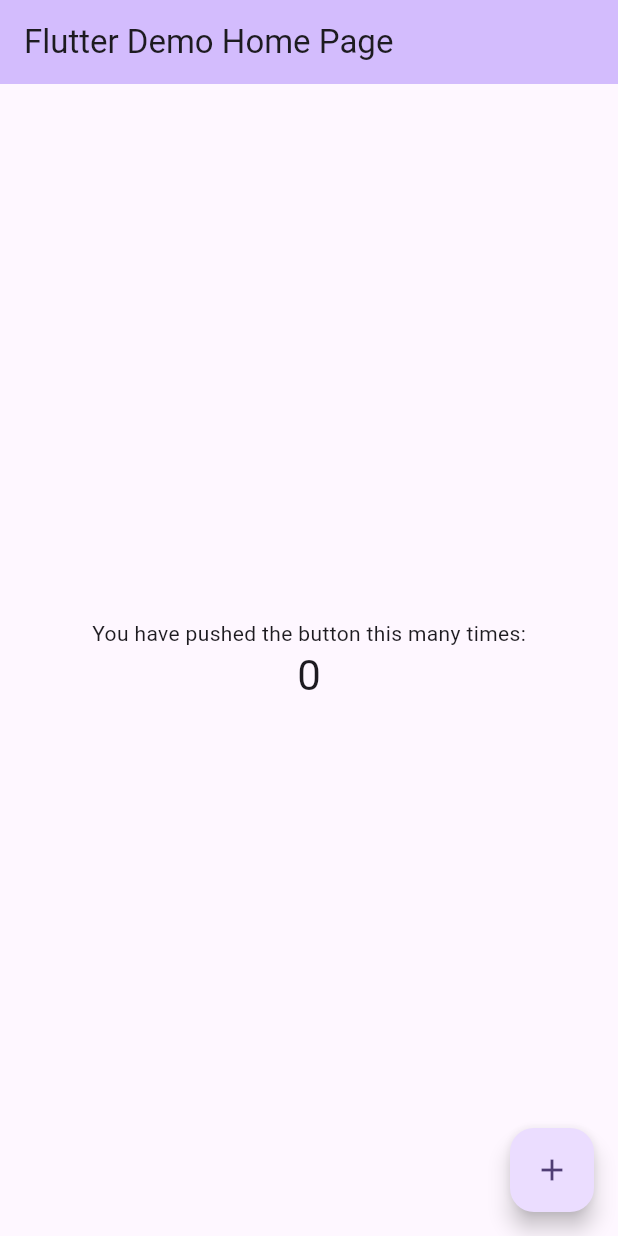
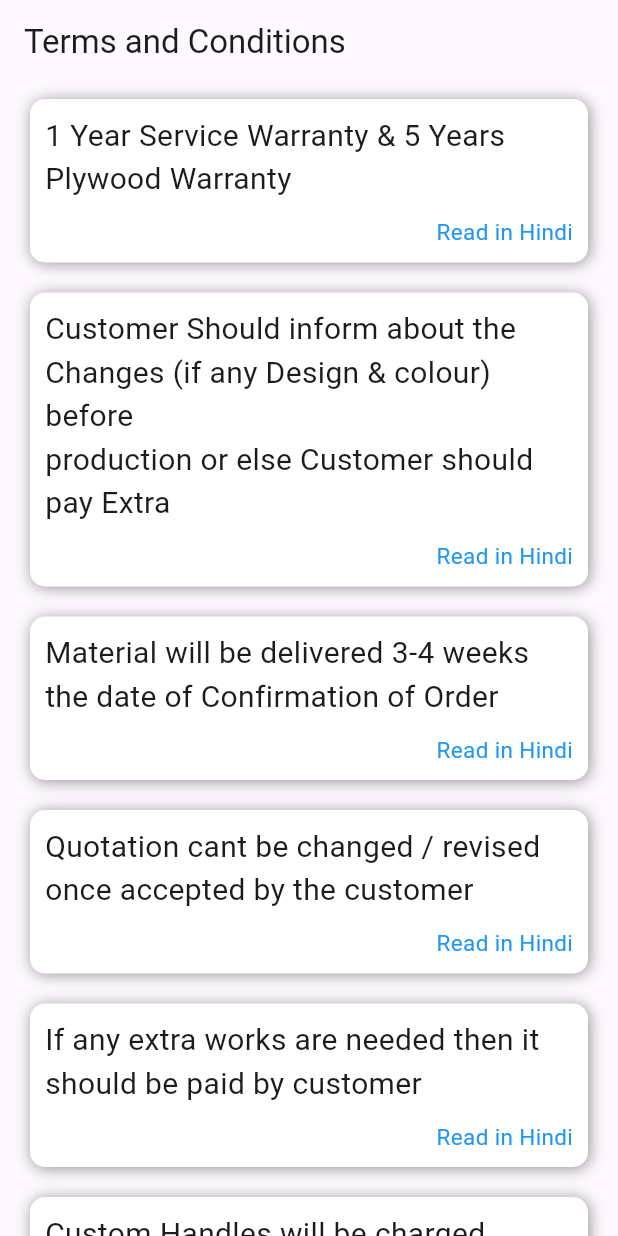
Before and after one commit to NullByte08/solstice_assignment, a Flutter app: the screen it shows after launch, on a phone screen of 412 x 824 dp. Run offline on Flutter 3.47's test engine with Material 3 defaults, Android fonts, the phone set to English and light mode, and no system bars; our stand-ins replace flutter_riverpod; missing offline and left inert: google_mlkit_translation.

Commit message:
build.gradle:     compileSdkVersion, minSdkVersion and targetSdkVersion. tnc_model.dart:     created.     TnCModel class created. home_page_screen.dart:     created.     _tNCModelsList created.     UI created.     MLKit integrated and english to hindi translation functionality completed.     _TnCCard created and implemented. main.dart:     MyHomePage removed.     minor fixes. pubspec.yaml:     comments removed.     flutter_riverpod and google_mlkit_translation plugins added.

```diff
--- a/lib/main.dart
+++ b/lib/main.dart
@@ -1,7 +1,9 @@
 import 'package:flutter/material.dart';
+import 'package:flutter_riverpod/flutter_riverpod.dart';
+import 'package:solstice_assignment/screens/home_page_screen.dart';
 
 void main() {
-  runApp(const MyApp());
+  runApp(const ProviderScope(child: MyApp()));
 }
 
 class MyApp extends StatelessWidget {
@@ -11,59 +13,12 @@ class MyApp extends StatelessWidget {
   Widget build(BuildContext context) {
     return MaterialApp(
       title: 'Flutter Demo',
+      debugShowCheckedModeBanner: false,
       theme: ThemeData(
         colorScheme: ColorScheme.fromSeed(seedColor: Colors.deepPurple),
         useMaterial3: true,
       ),
-      home: const MyHomePage(title: 'Flutter Demo Home Page'),
+      home: const HomePageScreen(),
     );
   }
 }
-
-class MyHomePage extends StatefulWidget {
-  const MyHomePage({super.key, required this.title});
-
-  final String title;
-
-  @override
-  State<MyHomePage> createState() => _MyHomePageState();
-}
-
-class _MyHomePageState extends State<MyHomePage> {
-  int _counter = 0;
-
-  void _incrementCounter() {
-    setState(() {
-      _counter++;
-    });
-  }
-
-  @override
-  Widget build(BuildContext context) {
-    return Scaffold(
-      appBar: AppBar(
-        backgroundColor: Theme.of(context).colorScheme.inversePrimary,
-        title: Text(widget.title),
-      ),
-      body: Center(
-        child: Column(
-          mainAxisAlignment: MainAxisAlignment.center,
-          children: <Widget>[
-            const Text(
-              'You have pushed the button this many times:',
-            ),
-            Text(
-              '$_counter',
-              style: Theme.of(context).textTheme.headlineMedium,
-            ),
-          ],
-        ),
-      ),
-      floatingActionButton: FloatingActionButton(
-        onPressed: _incrementCounter,
-        tooltip: 'Increment',
-        child: const Icon(Icons.add),
-      ),
-    );
-  }
-}
--- /dev/null
+++ b/lib/models/tnc_model.dart
@@ -0,0 +1,37 @@
+/*
+ * *
+ *  * Created by NullByte08 in 2024.
+ *
+ */
+
+class TnCModel {
+  int id;
+  String value;
+  String createdAt;
+  String updatedAt;
+
+  TnCModel({
+    required this.id,
+    required this.value,
+    required this.createdAt,
+    required this.updatedAt,
+  });
+
+  factory TnCModel.fromJson(Map<String, dynamic> json) {
+    return TnCModel(
+      id: json['id'],
+      value: json['value'],
+      createdAt: json['createdAt'],
+      updatedAt: json['updatedAt'],
+    );
+  }
+
+  Map<String, dynamic> toJson() {
+    return {
+      'id': id,
+      'value': value,
+      'createdAt': createdAt,
+      'updatedAt': updatedAt,
+    };
+  }
+}
--- /dev/null
+++ b/lib/screens/home_page_screen.dart
@@ -0,0 +1,189 @@
+import 'package:flutter/material.dart';
+import 'package:flutter_riverpod/flutter_riverpod.dart';
+import 'package:google_mlkit_translation/google_mlkit_translation.dart';
+
+import '../models/tnc_model.dart';
+
+class HomePageScreen extends ConsumerStatefulWidget {
+  const HomePageScreen({Key? key}) : super(key: key);
+
+  @override
+  ConsumerState<HomePageScreen> createState() => _HomePageScreenState();
+}
+
+class _HomePageScreenState extends ConsumerState<HomePageScreen> {
+  final List<TnCModel> _tNCModelsList = [
+    TnCModel(
+      id: 11989,
+      value: "1 Year Service Warranty & 5 Years Plywood Warranty",
+      createdAt: "2024-01-06 12:08:11",
+      updatedAt: "2024-01-06 12:08:11",
+    ),
+    TnCModel(
+      id: 11990,
+      value: "Customer Should inform about the Changes (if any Design & colour) before\nproduction or else Customer should pay Extra",
+      createdAt: "2024-01-06 12:08:11",
+      updatedAt: "2024-01-06 12:08:11",
+    ),
+    TnCModel(
+      id: 11991,
+      value: "Material will be delivered 3-4 weeks the date of Confirmation of Order",
+      createdAt: "2024-01-06 12:08:11",
+      updatedAt: "2024-01-06 12:08:11",
+    ),
+    TnCModel(
+      id: 11992,
+      value: "Quotation cant be changed / revised once accepted by the customer",
+      createdAt: "2024-01-06 12:08:11",
+      updatedAt: "2024-01-06 12:08:11",
+    ),
+    TnCModel(
+      id: 11993,
+      value: "If any extra works are needed then it should be paid by customer",
+      createdAt: "2024-01-06 12:08:11",
+      updatedAt: "2024-01-06 12:08:11",
+    ),
+    TnCModel(
+      id: 11994,
+      value: "Custom Handles will be charged extra.Handle price may vary based of designs &\nspecifications",
+      createdAt: "2024-01-06 12:08:11",
+      updatedAt: "2024-01-06 12:08:11",
+    ),
+    TnCModel(
+      id: 11995,
+      value: "Once the Project is confirmed, the amount cannot be refunded",
+      createdAt: "2024-01-06 12:08:11",
+      updatedAt: "2024-01-06 12:08:11",
+    ),
+    TnCModel(
+      id: 11996,
+      value: "This Quote will be valid only for 15 Days",
+      createdAt: "2024-01-06 12:08:11",
+      updatedAt: "2024-01-06 12:08:11",
+    ),
+    TnCModel(
+      id: 11997,
+      value: "Any additional work which is out of the quotation in any aspects is to be paid extra by\nthe customer",
+      createdAt: "2024-01-06 12:08:11",
+      updatedAt: "2024-01-06 12:08:11",
+    ),
+  ];
+
+  static const TranslateLanguage sourceLanguage = TranslateLanguage.english;
+  static const TranslateLanguage targetLanguage = TranslateLanguage.hindi;
+  late final OnDeviceTranslator onDeviceTranslator;
+
+  @override
+  void initState() {
+    super.initState();
+    onDeviceTranslator = OnDeviceTranslator(sourceLanguage: sourceLanguage, targetLanguage: targetLanguage);
+  }
+
+  @override
+  void dispose() {
+    onDeviceTranslator.close();
+    super.dispose();
+  }
+
+  @override
+  Widget build(BuildContext context) {
+    return Scaffold(
+      appBar: AppBar(
+        title: const Text("Terms and Conditions"),
+        scrolledUnderElevation: 0,
+      ),
+      body: ListView.builder(
+        padding: const EdgeInsets.only(bottom: 100),
+        itemCount: _tNCModelsList.length + 1,
+        itemBuilder: (context, index) {
+          if (index == _tNCModelsList.length) {
+            return TextButton(
+              onPressed: () {
+                //todo
+              },
+              child: const Text("Add More"),
+            );
+          }
+          return _TnCCard(
+            tnCModel: _tNCModelsList[index],
+            onDeviceTranslator: onDeviceTranslator,
+          );
+        },
+      ),
+    );
+  }
+}
+
+class _TnCCard extends StatefulWidget {
+  const _TnCCard({required this.tnCModel, required this.onDeviceTranslator});
+
+  final TnCModel tnCModel;
+  final OnDeviceTranslator onDeviceTranslator;
+
+  @override
+  State<_TnCCard> createState() => _TnCCardState();
+}
+
+class _TnCCardState extends State<_TnCCard> {
+  String? hindiText;
+  bool _translating = false;
+
+  @override
+  Widget build(BuildContext context) {
+    return Container(
+      margin: const EdgeInsets.symmetric(horizontal: 20, vertical: 10),
+      padding: const EdgeInsets.all(10),
+      decoration: BoxDecoration(
+        color: Colors.white,
+        borderRadius: BorderRadius.circular(10),
+        boxShadow: [
+          BoxShadow(
+            color: Colors.black.withAlpha(100),
+            offset: const Offset(1, 1),
+            blurRadius: 8,
+            spreadRadius: 0,
+          )
+        ],
+      ),
+      child: Column(
+        children: [
+          Text(
+            widget.tnCModel.value,
+            style: const TextStyle(
+              fontSize: 20,
+            ),
+          ),
+          const SizedBox(height: 10),
+          if (_translating) const CircularProgressIndicator(),
+          if (hindiText != null)
+            Text(
+              hindiText!,
+              style: const TextStyle(
+                fontSize: 20,
+              ),
+            ),
+          Row(
+            mainAxisAlignment: MainAxisAlignment.end,
+            children: [
+              InkWell(
+                onTap: () async {
+                  setState(() {
+                    _translating = true;
+                  });
+                  hindiText = await widget.onDeviceTranslator.translateText(widget.tnCModel.value);
+                  setState(() {
+                    _translating = false;
+                  });
+                },
+                child: const Text(
+                  "Read in Hindi",
+                  style: TextStyle(fontSize: 15, color: Colors.blue),
+                ),
+              )
+            ],
+          )
+        ],
+      ),
+    );
+  }
+}
```
Also changed, not shown: pubspec.yaml (+3 -70 lines), pubspec.lock, 1 other file.
